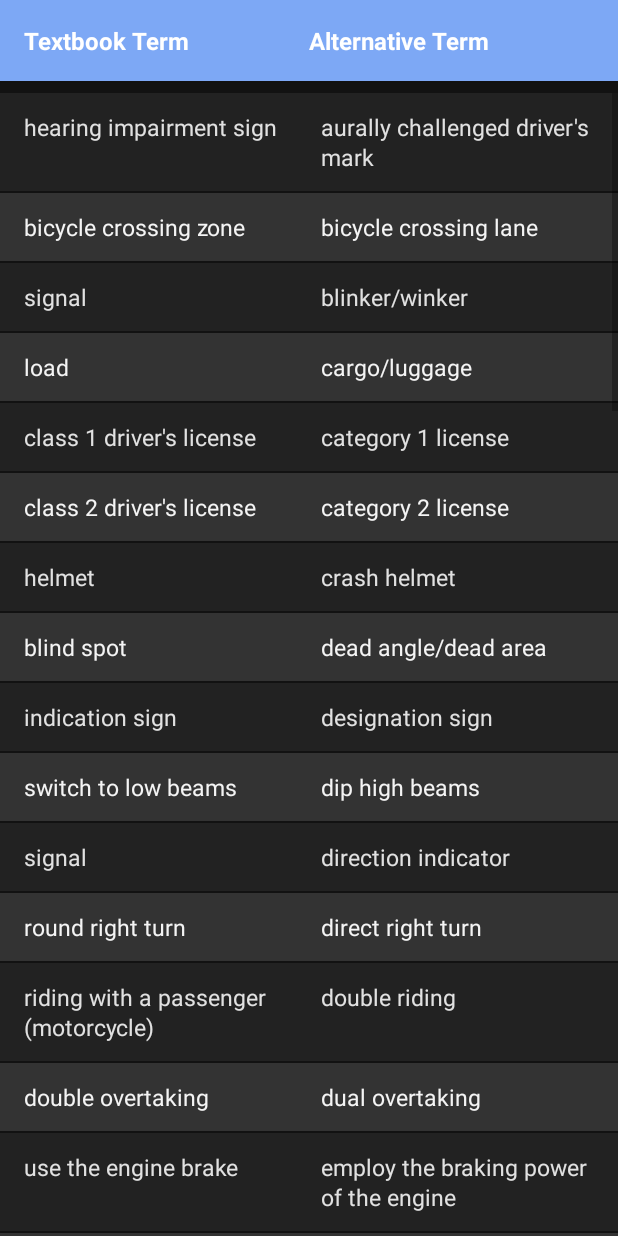
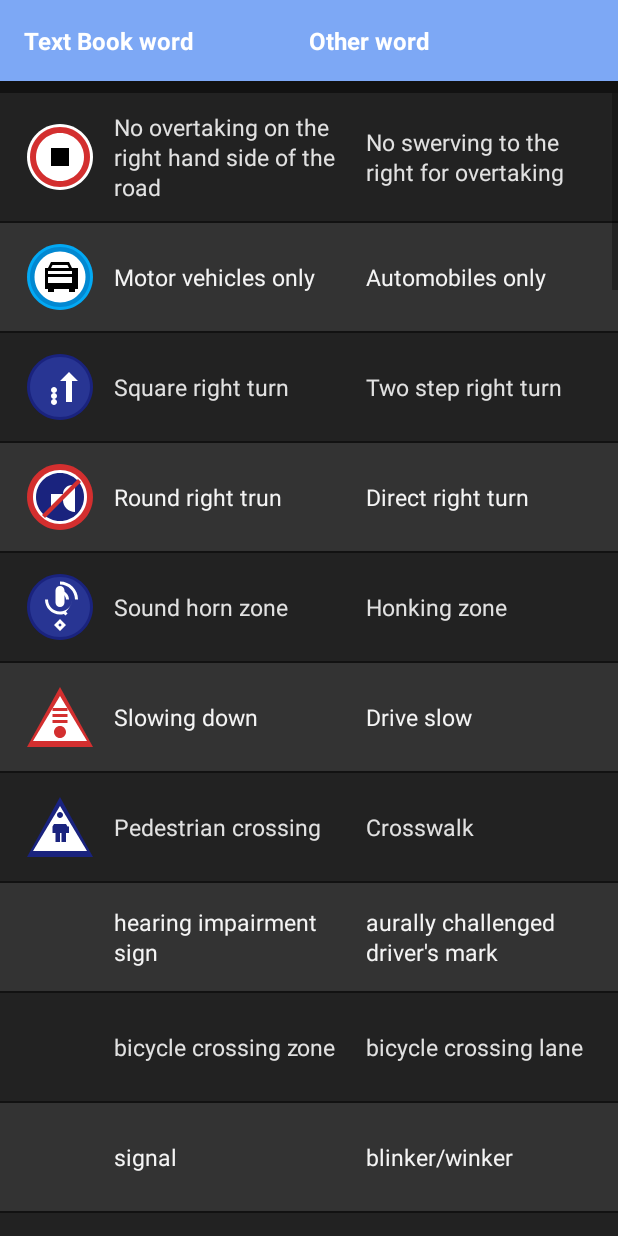
Before and after one commit to ahammedrohit/koyama-scheduler, an Android app: the fragment AlternativeTermsFragment shown on its own in the app's theme, on a phone screen of 412 x 824 dp. Run offline under Robolectric (Android 15) with nearby library versions, the phone set to English and light mode, and no system bars.

Commit message:
feature added

```diff
--- a/app/src/main/java/com/koyama/scheduler/adapter/AlternativeTermAdapter.java
+++ b/app/src/main/java/com/koyama/scheduler/adapter/AlternativeTermAdapter.java
@@ -4,6 +4,7 @@ import android.content.res.Resources;
 import android.view.LayoutInflater;
 import android.view.View;
 import android.view.ViewGroup;
+import android.widget.ImageView;
 import android.widget.TextView;
 import androidx.annotation.NonNull;
 import androidx.core.content.ContextCompat;
@@ -33,6 +34,14 @@ public class AlternativeTermAdapter extends RecyclerView.Adapter<AlternativeTerm
         holder.textbookText.setText(term.getTextBookWord());
         holder.alternativeText.setText(term.getAlternativeWord());
 
+        // Handle sign image
+        if (term.hasSignImage()) {
+            holder.signImage.setVisibility(View.VISIBLE);
+            holder.signImage.setImageResource(term.getSignImageResId());
+        } else {
+            holder.signImage.setVisibility(View.GONE);
+        }
+
         // Alternate background colors for better readability
         int backgroundColor = position % 2 == 0 ?
                 R.color.row_even : R.color.row_odd;
@@ -59,11 +68,13 @@ public class AlternativeTermAdapter extends RecyclerView.Adapter<AlternativeTerm
     static class ViewHolder extends RecyclerView.ViewHolder {
         TextView textbookText;
         TextView alternativeText;
+        ImageView signImage;
 
         ViewHolder(View view) {
             super(view);
             textbookText = view.findViewById(R.id.textbookText);
             alternativeText = view.findViewById(R.id.alternativeText);
+            signImage = view.findViewById(R.id.signImage);
         }
     }
 }
--- a/app/src/main/java/com/koyama/scheduler/model/AlternativeTerm.java
+++ b/app/src/main/java/com/koyama/scheduler/model/AlternativeTerm.java
@@ -3,10 +3,18 @@ package com.koyama.scheduler.model;
 public class AlternativeTerm {
     private String textBookWord;
     private String alternativeWord;
+    private int signImageResId; // Resource ID for the sign image
 
-    public AlternativeTerm(String textBookWord, String alternativeWord) {
+    // Constructor with sign image
+    public AlternativeTerm(String textBookWord, String alternativeWord, int signImageResId) {
         this.textBookWord = textBookWord;
         this.alternativeWord = alternativeWord;
+        this.signImageResId = signImageResId;
+    }
+
+    // Constructor without sign image for backwards compatibility
+    public AlternativeTerm(String textBookWord, String alternativeWord) {
+        this(textBookWord, alternativeWord, 0); // 0 means no image
     }
 
     public String getTextBookWord() {
@@ -16,4 +24,12 @@ public class AlternativeTerm {
     public String getAlternativeWord() {
         return alternativeWord;
     }
+
+    public int getSignImageResId() {
+        return signImageResId;
+    }
+
+    public boolean hasSignImage() {
+        return signImageResId != 0;
+    }
 }
--- a/app/src/main/java/com/koyama/scheduler/ui/fragment/AlternativeTermsFragment.java
+++ b/app/src/main/java/com/koyama/scheduler/ui/fragment/AlternativeTermsFragment.java
@@ -38,7 +38,16 @@ public class AlternativeTermsFragment extends Fragment {
     private List<AlternativeTerm> getAlternativeTerms() {
         List<AlternativeTerm> terms = new ArrayList<>();
 
-        // Add all terms from the image
+        // Add terms with traffic signs from the image
+        terms.add(new AlternativeTerm("No overtaking on the right hand side of the road", "No swerving to the right for overtaking", R.drawable.sign_no_overtaking));
+        terms.add(new AlternativeTerm("Motor vehicles only", "Automobiles only", R.drawable.sign_motor_vehicles));
+        terms.add(new AlternativeTerm("Square right turn", "Two step right turn", R.drawable.sign_square_right_turn));
+        terms.add(new AlternativeTerm("Round right trun", "Direct right turn", R.drawable.sign_round_right_turn));
+        terms.add(new AlternativeTerm("Sound horn zone", "Honking zone", R.drawable.sign_sound_horn));
+        terms.add(new AlternativeTerm("Slowing down", "Drive slow", R.drawable.sign_slowing_down));
+        terms.add(new AlternativeTerm("Pedestrian crossing", "Crosswalk", R.drawable.sign_pedestrian_crossing));
+
+        // Add remaining terms from the original image
         terms.add(new AlternativeTerm("hearing impairment sign", "aurally challenged driver's mark"));
         terms.add(new AlternativeTerm("bicycle crossing zone", "bicycle crossing lane"));
         terms.add(new AlternativeTerm("signal", "blinker/winker"));
@@ -50,7 +59,6 @@ public class AlternativeTermsFragment extends Fragment {
         terms.add(new AlternativeTerm("indication sign", "designation sign"));
         terms.add(new AlternativeTerm("switch to low beams", "dip high beams"));
         terms.add(new AlternativeTerm("signal", "direction indicator"));
-        terms.add(new AlternativeTerm("round right turn", "direct right turn"));
         terms.add(new AlternativeTerm("riding with a passenger (motorcycle)", "double riding"));
         terms.add(new AlternativeTerm("double overtaking", "dual overtaking"));
         terms.add(new AlternativeTerm("use the engine brake", "employ the braking power of the engine"));
@@ -89,7 +97,6 @@ public class AlternativeTermsFragment extends Fragment {
         terms.add(new AlternativeTerm("emergency reflector/warning triangle", "trianglar reflector"));
         terms.add(new AlternativeTerm("wheelbase differential", "turning radius difference/innner wheel difference"));
         terms.add(new AlternativeTerm("around sunset", "twilight"));
-        terms.add(new AlternativeTerm("square right turn", "two step right turn"));
         terms.add(new AlternativeTerm("vehicle lane", "vehicular lane"));
         terms.add(new AlternativeTerm("opposite", "vice versa"));
 
--- /dev/null
+++ b/app/src/main/res/drawable/rounded_corner_bg.xml
@@ -0,0 +1,5 @@
+<?xml version="1.0" encoding="utf-8"?>
+<shape xmlns:android="http://schemas.android.com/apk/res/android">
+    <solid android:color="@color/primary" />
+    <corners android:radius="4dp" />
+</shape>
--- /dev/null
+++ b/app/src/main/res/drawable/sign_motor_vehicles.xml
@@ -0,0 +1,22 @@
+<?xml version="1.0" encoding="utf-8"?>
+<vector xmlns:android="http://schemas.android.com/apk/res/android"
+    android:width="48dp"
+    android:height="48dp"
+    android:viewportWidth="48"
+    android:viewportHeight="48">
+    <!-- Blue circle -->
+    <path
+        android:fillColor="#03A9F4"
+        android:pathData="M24,2C11.85,2 2,11.85 2,24s9.85,22 22,22 22,-9.85 22,-22S36.15,2 24,2z"/>
+    <path
+        android:fillColor="#0288D1"
+        android:pathData="M24,4C12.95,4 4,12.95 4,24s8.95,20 20,20 20,-8.95 20,-20S35.05,4 24,4z"/>
+    <path
+        android:fillColor="#FFFFFF"
+        android:pathData="M24,7C14.61,7 7,14.61 7,24s7.61,17 17,17 17,-7.61 17,-17S33.39,7 24,7z"/>
+
+    <!-- Car icon -->
+    <path
+        android:fillColor="#000000"
+        android:pathData="M32,18l-2,-4H18l-2,4h-2v14h2v2h4v-2h10v2h4v-2h2V18H32zM19,16h10l1,2H18L19,16zM16,20h16v2H16V20zM16,24h16v4H16V24z"/>
+</vector>
--- /dev/null
+++ b/app/src/main/res/drawable/sign_no_overtaking.xml
@@ -0,0 +1,22 @@
+<?xml version="1.0" encoding="utf-8"?>
+<vector xmlns:android="http://schemas.android.com/apk/res/android"
+    android:width="48dp"
+    android:height="48dp"
+    android:viewportWidth="48"
+    android:viewportHeight="48">
+    <!-- Red circle with border -->
+    <path
+        android:fillColor="#FFFFFF"
+        android:pathData="M24,2C11.85,2 2,11.85 2,24s9.85,22 22,22 22,-9.85 22,-22S36.15,2 24,2z"/>
+    <path
+        android:fillColor="#D32F2F"
+        android:pathData="M24,4C12.95,4 4,12.95 4,24s8.95,20 20,20 20,-8.95 20,-20S35.05,4 24,4z"/>
+    <path
+        android:fillColor="#FFFFFF"
+        android:pathData="M24,8C15.16,8 8,15.16 8,24s7.16,16 16,16 16,-7.16 16,-16S32.84,8 24,8z"/>
+
+    <!-- Black arrows representing passing prohibition -->
+    <path
+        android:fillColor="#000000"
+        android:pathData="M30,18H18v12h12V18zM28,22h-3v-2h-2v2h-3v4h3v2h2v-2h3V22z"/>
+</vector>
--- /dev/null
+++ b/app/src/main/res/drawable/sign_pedestrian_crossing.xml
@@ -0,0 +1,19 @@
+<?xml version="1.0" encoding="utf-8"?>
+<vector xmlns:android="http://schemas.android.com/apk/res/android"
+    android:width="48dp"
+    android:height="48dp"
+    android:viewportWidth="48"
+    android:viewportHeight="48">
+    <!-- Blue triangle for pedestrian crossing -->
+    <path
+        android:fillColor="#1A237E"
+        android:pathData="M24,4L2,44h44L24,4z"/>
+    <path
+        android:fillColor="#FFFFFF"
+        android:pathData="M24,10L6,40h36L24,10z"/>
+
+    <!-- Pedestrian figure -->
+    <path
+        android:fillColor="#1A237E"
+        android:pathData="M24,18c1.1,0 2,-0.9 2,-2s-0.9,-2 -2,-2s-2,0.9 -2,2S22.9,18 24,18zM29,23.59l-1,-1.59h-8l-1,1.59V28h2v6h3v-6h1v6h3v-6h2v-4.41H29z"/>
+</vector>
--- /dev/null
+++ b/app/src/main/res/drawable/sign_round_right_turn.xml
@@ -0,0 +1,29 @@
+<?xml version="1.0" encoding="utf-8"?>
+<vector xmlns:android="http://schemas.android.com/apk/res/android"
+    android:width="48dp"
+    android:height="48dp"
+    android:viewportWidth="48"
+    android:viewportHeight="48">
+    <!-- Red circle with white interior -->
+    <path
+        android:fillColor="#D32F2F"
+        android:pathData="M24,2C11.85,2 2,11.85 2,24s9.85,22 22,22 22,-9.85 22,-22S36.15,2 24,2z"/>
+    <path
+        android:fillColor="#FFFFFF"
+        android:pathData="M24,6C14.06,6 6,14.06 6,24s8.06,18 18,18 18,-8.06 18,-18S33.94,6 24,6z"/>
+
+    <!-- Blue circle for the no part -->
+    <path
+        android:fillColor="#1A237E"
+        android:pathData="M24,8C15.16,8 8,15.16 8,24s7.16,16 16,16 16,-7.16 16,-16S32.84,8 24,8z"/>
+
+    <!-- Curved right turn arrow -->
+    <path
+        android:fillColor="#FFFFFF"
+        android:pathData="M32,16c-3.31,0 -6,2.69 -6,6h-8v8h4v-4h4c0,4.42 3.58,8 8,8V16H32z"/>
+
+    <!-- Strike-through line (red) -->
+    <path
+        android:fillColor="#D32F2F"
+        android:pathData="M36,12L12,36l2,2L38,14L36,12z"/>
+</vector>
--- /dev/null
+++ b/app/src/main/res/drawable/sign_slowing_down.xml
@@ -0,0 +1,19 @@
+<?xml version="1.0" encoding="utf-8"?>
+<vector xmlns:android="http://schemas.android.com/apk/res/android"
+    android:width="48dp"
+    android:height="48dp"
+    android:viewportWidth="48"
+    android:viewportHeight="48">
+    <!-- Red triangle (yield sign) -->
+    <path
+        android:fillColor="#D32F2F"
+        android:pathData="M24,4L2,44h44L24,4z"/>
+    <path
+        android:fillColor="#FFFFFF"
+        android:pathData="M24,10L6,40h36L24,10z"/>
+
+    <!-- 'Slowing Down' indication in Japanese-style characters -->
+    <path
+        android:fillColor="#D32F2F"
+        android:pathData="M19,18h10v2H19V18zM19,22h10v2H19V22zM19,26h10v2H19V26zM24,30c-2.21,0 -4,1.79 -4,4s1.79,4 4,4s4,-1.79 4,-4S26.21,30 24,30z"/>
+</vector>
--- /dev/null
+++ b/app/src/main/res/drawable/sign_sound_horn.xml
@@ -0,0 +1,32 @@
+<?xml version="1.0" encoding="utf-8"?>
+<vector xmlns:android="http://schemas.android.com/apk/res/android"
+    android:width="48dp"
+    android:height="48dp"
+    android:viewportWidth="48"
+    android:viewportHeight="48">
+    <!-- Dark blue circle -->
+    <path
+        android:fillColor="#1A237E"
+        android:pathData="M24,2C11.85,2 2,11.85 2,24s9.85,22 22,22 22,-9.85 22,-22S36.15,2 24,2z"/>
+    <path
+        android:fillColor="#283593"
+        android:pathData="M24,4C12.95,4 4,12.95 4,24s8.95,20 20,20 20,-8.95 20,-20S35.05,4 24,4z"/>
+
+    <!-- Horn icon -->
+    <path
+        android:fillColor="#FFFFFF"
+        android:pathData="M24,10c-1.66,0 -3,1.34 -3,3v8c0,1.66 1.34,3 3,3s3,-1.34 3,-3v-8C27,11.34 25.66,10 24,10zM32,19c0,4.42 -3.58,8 -8,8s-8,-3.58 -8,-8h-2c0,5.52 4.48,10 10,10c0.91,0 1.76,-0.15 2.58,-0.37l1.07,1.07l1.41,-1.41l-1.07,-1.07C29.88,25.02 32,22.29 32,19H32z"/>
+
+    <!-- Sound waves -->
+    <path
+        android:fillColor="#FFFFFF"
+        android:pathData="M34,19h2c0,-6.63 -5.37,-12 -12,-12v2C29.52,9 34,13.48 34,19z"/>
+    <path
+        android:fillColor="#FFFFFF"
+        android:pathData="M30,19c0,-3.31 -2.69,-6 -6,-6v2c2.21,0 4,1.79 4,4H30z"/>
+
+    <!-- Direction arrow -->
+    <path
+        android:fillColor="#FFFFFF"
+        android:pathData="M24,32l-4,4l4,4l4,-4L24,32zM24,34.83L25.17,36L24,37.17L22.83,36L24,34.83z"/>
+</vector>
--- /dev/null
+++ b/app/src/main/res/drawable/sign_square_right_turn.xml
@@ -0,0 +1,24 @@
+<?xml version="1.0" encoding="utf-8"?>
+<vector xmlns:android="http://schemas.android.com/apk/res/android"
+    android:width="48dp"
+    android:height="48dp"
+    android:viewportWidth="48"
+    android:viewportHeight="48">
+    <!-- Dark blue circle -->
+    <path
+        android:fillColor="#1A237E"
+        android:pathData="M24,2C11.85,2 2,11.85 2,24s9.85,22 22,22 22,-9.85 22,-22S36.15,2 24,2z"/>
+    <path
+        android:fillColor="#283593"
+        android:pathData="M24,4C12.95,4 4,12.95 4,24s8.95,20 20,20 20,-8.95 20,-20S35.05,4 24,4z"/>
+
+    <!-- White arrow -->
+    <path
+        android:fillColor="#FFFFFF"
+        android:pathData="M30,14l-6,6h4v14h4V20h4L30,14z"/>
+
+    <!-- Japanese character suggestion -->
+    <path
+        android:fillColor="#FFFFFF"
+        android:pathData="M20,28c-1.1,0 -2,0.9 -2,2s0.9,2 2,2 2,-0.9 2,-2S21.1,28 20,28zM20,24c-1.1,0 -2,0.9 -2,2s0.9,2 2,2 2,-0.9 2,-2S21.1,24 20,24zM20,32c-1.1,0 -2,0.9 -2,2s0.9,2 2,2 2,-0.9 2,-2S21.1,32 20,32z"/>
+</vector>
--- a/app/src/main/res/layout/fragment_alternative_terms.xml
+++ b/app/src/main/res/layout/fragment_alternative_terms.xml
@@ -21,7 +21,7 @@
             android:layout_width="0dp"
             android:layout_height="wrap_content"
             android:layout_weight="1"
-            android:text="@string/textbook_term"
+            android:text="Text Book word"
             android:textColor="@color/text_primary_dark"
             android:textSize="16sp"
             android:textStyle="bold"
@@ -31,7 +31,7 @@
             android:layout_width="0dp"
             android:layout_height="wrap_content"
             android:layout_weight="1"
-            android:text="@string/alternative_term"
+            android:text="Other word"
             android:textColor="@color/text_primary_dark"
             android:textSize="16sp"
             android:textStyle="bold"
--- a/app/src/main/res/layout/item_alternative_term.xml
+++ b/app/src/main/res/layout/item_alternative_term.xml
@@ -7,7 +7,23 @@
     android:paddingEnd="16dp"
     android:paddingTop="12dp"
     android:paddingBottom="12dp"
-    android:layout_marginBottom="1dp">
+    android:layout_marginBottom="1dp"
+    android:gravity="center_vertical">
+
+    <!-- Sign image container -->
+    <FrameLayout
+        android:layout_width="48dp"
+        android:layout_height="48dp"
+        android:layout_marginEnd="12dp">
+
+        <ImageView
+            android:id="@+id/signImage"
+            android:layout_width="match_parent"
+            android:layout_height="match_parent"
+            android:scaleType="fitCenter"
+            android:visibility="gone"
+            android:contentDescription="Traffic sign" />
+    </FrameLayout>
 
     <TextView
         android:id="@+id/textbookText"
--- a/app/src/main/res/values/colors.xml
+++ b/app/src/main/res/values/colors.xml
@@ -1,21 +1,21 @@
 <?xml version="1.0" encoding="utf-8"?>
 <resources>
     <!-- Google Pixel style colors - Monochromatic theme -->
-    <color name="primary">#212121</color>            <!-- Dark gray - main theme color -->
-    <color name="primary_variant">#000000</color>    <!-- Black -->
+    <color name="primary_light">#212121</color>      <!-- Dark gray - main theme color -->
+    <color name="primary_variant_light">#000000</color>    <!-- Black -->
     <color name="on_primary">#FFFFFF</color>         <!-- White text on dark primary -->
 
-    <!-- Missing colors from dark theme -->
+    <!-- Dark theme colors -->
     <color name="primary_dark">#7DA8F5</color>         <!-- Slightly muted blue for primary accents -->
-    <color name="primary_variant_dark">#5B8DEF</color> <!-- Slightly darker blue variant -->
+    <color name="primary_variant_dark">#5C6BC0</color> <!-- Slightly darker blue variant -->
     <color name="on_primary_dark">#141414</color>      <!-- Very dark gray instead of pure black -->
 
     <color name="secondary">#424242</color>          <!-- Medium dark gray -->
     <color name="secondary_variant">#1F1F1F</color>  <!-- Almost black -->
     <color name="on_secondary">#FFFFFF</color>       <!-- White text on dark secondary -->
 
-    <!-- Missing colors from dark theme -->
-    <color name="secondary_dark">#ADADAD</color>       <!-- Medium gray -->
+    <!-- Dark theme secondary colors -->
+    <color name="secondary_dark">#2A2A2A</color>       <!-- Medium gray -->
     <color name="secondary_variant_dark">#8A8A8A</color> <!-- Darker gray -->
     <color name="on_secondary_dark">#212121</color>    <!-- Dark gray on light colors -->
 
@@ -26,7 +26,7 @@
     <color name="on_surface">#121212</color>         <!-- Black text on white surface -->
     <color name="on_error">#000000</color>           <!-- Black text on error -->
 
-    <!-- Missing colors from dark theme -->
+    <!-- Dark theme surface colors -->
     <color name="background_dark">#121212</color>      <!-- Dark gray instead of pure black for background -->
     <color name="surface_dark">#1E1E1E</color>         <!-- Slightly lighter surface for cards -->
     <color name="on_background_dark">#E0E0E0</color>   <!-- Light gray instead of pure white for better eye comfort -->
@@ -49,12 +49,12 @@
     <color name="lesson_generic">#757575</color>      <!-- Gray -->
 
     <!-- Dark mode lesson type colors -->
-    <color name="lesson_at_dark">#5B9D6B</color>     <!-- Darker Green -->
+    <color name="lesson_at_dark">#00897B</color>     <!-- Darker Green -->
     <color name="lesson_a50_dark">#5F87C6</color>    <!-- Darker Blue -->
     <color name="lesson_atp_dark">#5A9799</color>    <!-- Darker Teal -->
     <color name="lesson_pt_dark">#C75F57</color>     <!-- Darker Red -->
     <color name="lesson_cpr_dark">#DFB82F</color>    <!-- Darker Yellow -->
-    <color name="lesson_aptit_dark">#9B5FD3</color>  <!-- Darker Purple -->
+    <color name="lesson_aptit_dark">#00796B</color>  <!-- Darker Purple -->
     <color name="lesson_cdd_dark">#D65A9B</color>    <!-- Darker Pink -->
     <color name="lesson_ext_dark">#E88140</color>    <!-- Darker Orange -->
     <color name="lesson_exrd_dark">#48A7B8</color>   <!-- Darker Light Blue -->
@@ -68,8 +68,10 @@
     <color name="text_disabled">#757575</color>      <!-- Medium gray for disabled text -->
     <color name="icon_color">#424242</color>         <!-- Dark gray for icons -->
 
-    <!-- Missing dark theme text color -->
+    <!-- Dark theme text color -->
     <color name="text_disabled_dark">#757575</color>   <!-- Darker gray for disabled text -->
+    <color name="text_primary_dark">#FFFFFF</color>    <!-- White for primary text in dark theme -->
+    <color name="text_secondary_dark">#B3FFFFFF</color><!-- Light gray for secondary text in dark theme -->
 
     <!-- Card background color -->
     <color name="card_background">#FAFAFA</color>    <!-- Slightly off-white for card backgrounds -->
@@ -78,9 +80,6 @@
     <!-- Launcher icon colors -->
     <color name="ic_launcher_background">#212121</color>
 
-    <!-- Dark theme text colors -->
-    <color name="text_primary_dark">#FFFFFF</color>  <!-- White for primary text in dark theme -->
-    <color name="text_secondary_dark">#BDBDBD</color><!-- Light gray for secondary text in dark theme -->
     <color name="white">#FFFFFF</color>              <!-- Pure white -->
 
     <color name="colorPrimary">#2196F3</color>
@@ -91,4 +90,8 @@
     <color name="row_odd">#333333</color>
 
     <color name="purple_500">#6200EE</color>
+
+    <!-- Modern UI Colors -->
+    <color name="primary">#3F51B5</color>
+    <color name="primary_variant">#303F9F</color>
 </resources>
```
